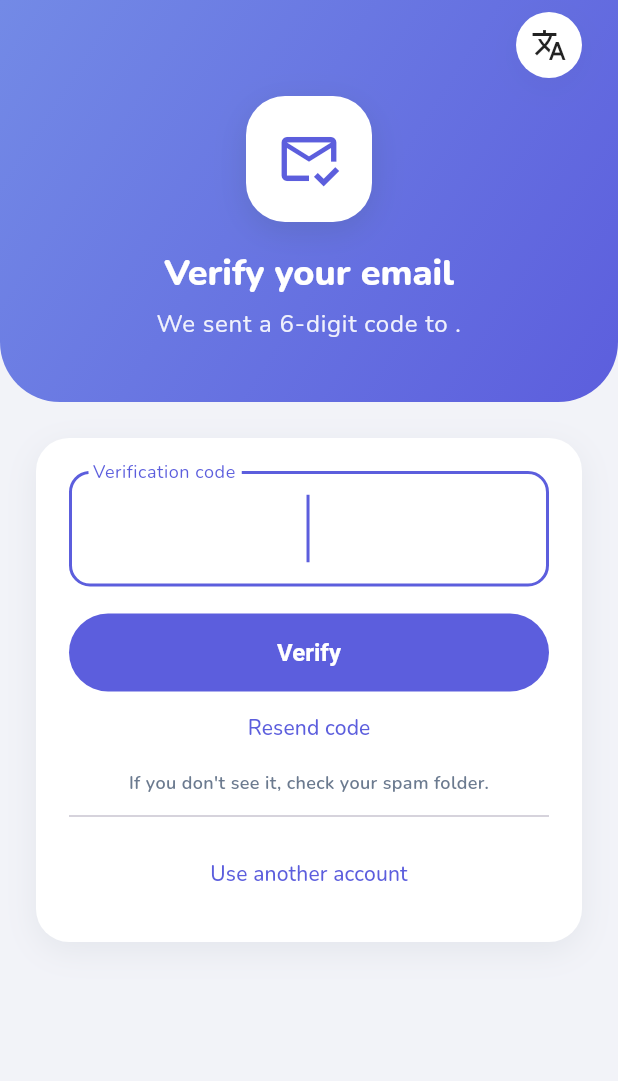
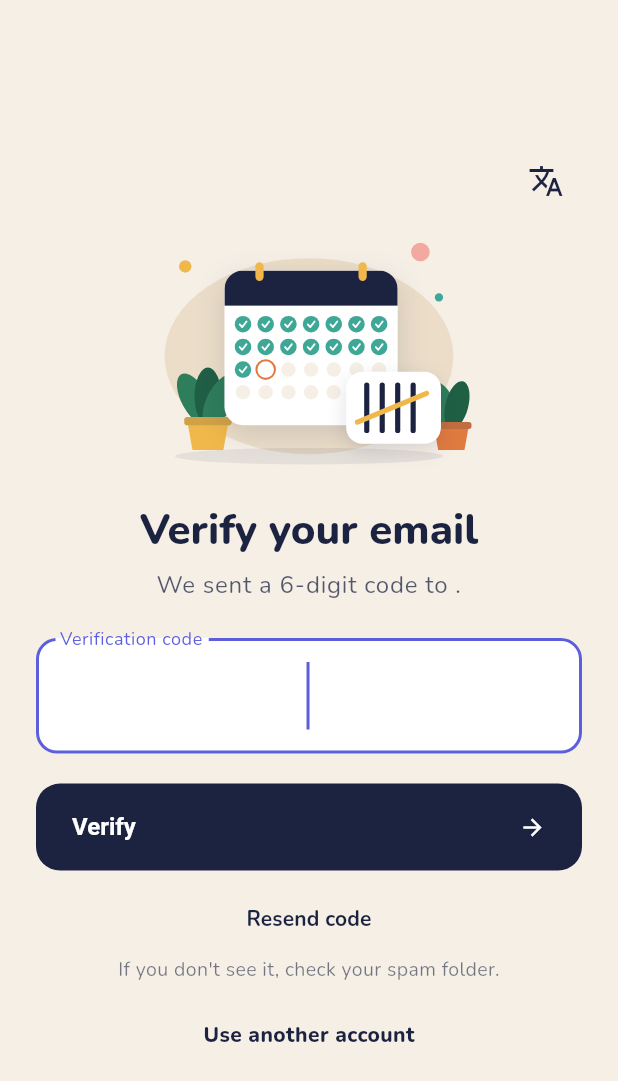
Before and after one commit to alanbazan0/rayita, a Flutter app: the VerifyEmailScreen screen opened directly with empty values, on a phone screen of 412 x 824 dp. Shown: the top 1081 px of the screen. Run offline on Flutter 3.47's test engine with Material 3 defaults, Android fonts, the phone set to English and light mode, and no system bars; our stand-ins replace dio, flutter_riverpod, flutter_secure_storage, google_fonts, google_sign_in, shared_preferences; missing offline and left inert: google_sign_in_platform_interface, google_sign_in_web; accounts and stored records are empty; network calls fail.

Commit message:
feat(app): align the verify-email screen with the new login design
Cream background, welcome illustration, navy arrow button and plain links. The
NavyButton, SwitchLine and PlainLanguageButton widgets are now shared with the
auth screen.

Co-Authored-By: Claude Sonnet 5.5 <noreply@anthropic.com>

```diff
--- a/app/lib/screens/auth_screen.dart
+++ b/app/lib/screens/auth_screen.dart
@@ -6,8 +6,8 @@ import '../core/api.dart';
 import '../core/locale.dart';
 import '../core/models.dart';
 import '../core/providers.dart';
+import '../widgets/auth_widgets.dart';
 import '../widgets/google_login_section.dart';
-import '../widgets/language_button.dart';
 import '../widgets/welcome_scene.dart';
 import '../widgets/ui.dart';
 
@@ -172,7 +172,7 @@ class _AuthScreenState extends ConsumerState<AuthScreen> {
             children: [
               const Align(
                 alignment: Alignment.centerRight,
-                child: _PlainLanguageButton(),
+                child: PlainLanguageButton(),
               ),
               const FadeSlideIn(child: WelcomeScene()),
               const SizedBox(height: 20),
@@ -203,7 +203,7 @@ class _AuthScreenState extends ConsumerState<AuthScreen> {
               const SizedBox(height: 36),
               FadeSlideIn(
                 index: 2,
-                child: _NavyButton(
+                child: NavyButton(
                   label: l.createAccount,
                   onPressed: () => _open(registering: true),
                 ),
@@ -212,7 +212,7 @@ class _AuthScreenState extends ConsumerState<AuthScreen> {
               const SizedBox(height: 14),
               FadeSlideIn(
                 index: 3,
-                child: _SwitchLine(
+                child: SwitchLine(
                   question: l.haveAccountQuestion,
                   action: l.enter,
                   onTap: () => _open(registering: false),
@@ -259,7 +259,7 @@ class _AuthScreenState extends ConsumerState<AuthScreen> {
                           : () => setState(() => _showForm = false),
                     ),
                     const Spacer(),
-                    const _PlainLanguageButton(),
+                    const PlainLanguageButton(),
                   ],
                 ),
                 const SizedBox(height: 8),
@@ -352,14 +352,14 @@ class _AuthScreenState extends ConsumerState<AuthScreen> {
                   ),
                 ],
                 const SizedBox(height: 22),
-                _NavyButton(
+                NavyButton(
                   label: _registering ? l.register : l.enter,
                   busy: _busy,
                   onPressed: _busy ? null : _submit,
                 ),
                 ..._googleBlock(),
                 const SizedBox(height: 14),
-                _SwitchLine(
+                SwitchLine(
                   question: _registering
                       ? l.haveAccountQuestion
                       : l.noAccountQuestion,
@@ -371,109 +371,6 @@ class _AuthScreenState extends ConsumerState<AuthScreen> {
           ),
         ),
       ),
-    );
-  }
-}
-
-/// Botón oscuro con la etiqueta a la izquierda y una flecha a la derecha.
-class _NavyButton extends StatelessWidget {
-  const _NavyButton({
-    required this.label,
-    required this.onPressed,
-    this.busy = false,
-  });
-
-  final String label;
-  final VoidCallback? onPressed;
-  final bool busy;
-
-  @override
-  Widget build(BuildContext context) {
-    return FilledButton(
-      onPressed: onPressed,
-      style: FilledButton.styleFrom(
-        backgroundColor: WelcomeColors.navy,
-        foregroundColor: Colors.white,
-        disabledBackgroundColor: WelcomeColors.navy.withValues(alpha: 0.7),
-        disabledForegroundColor: Colors.white,
-        minimumSize: const Size.fromHeight(58),
-        padding: const EdgeInsets.symmetric(horizontal: 24),
-        shape: RoundedRectangleBorder(borderRadius: BorderRadius.circular(16)),
-        elevation: 0,
-      ),
-      child: Row(
-        children: [
-          Expanded(child: Text(label)),
-          busy
-              ? const SizedBox(
-                  width: 20,
-                  height: 20,
-                  child: CircularProgressIndicator(
-                    strokeWidth: 2,
-                    color: Colors.white,
-                  ),
-                )
-              : const Icon(Icons.arrow_forward),
-        ],
-      ),
-    );
-  }
-}
-
-/// "¿Ya tienes cuenta? **Entrar**".
-class _SwitchLine extends StatelessWidget {
-  const _SwitchLine({
-    required this.question,
-    required this.action,
-    required this.onTap,
-  });
-
-  final String question;
-  final String action;
-  final VoidCallback? onTap;
-
-  @override
-  Widget build(BuildContext context) {
-    final base = TextStyle(
-      color: WelcomeColors.navy.withValues(alpha: 0.7),
-      fontSize: 14,
-    );
-    return Center(
-      child: InkWell(
-        onTap: onTap,
-        borderRadius: BorderRadius.circular(8),
-        child: Padding(
-          padding: const EdgeInsets.symmetric(horizontal: 8, vertical: 8),
-          child: Text.rich(
-            TextSpan(
-              text: '$question ',
-              style: base,
-              children: [
-                TextSpan(
-                  text: action,
-                  style: const TextStyle(
-                    color: WelcomeColors.navy,
-                    fontWeight: FontWeight.w800,
-                  ),
-                ),
-              ],
-            ),
-          ),
-        ),
-      ),
-    );
-  }
-}
-
-/// Selector de idioma sin el círculo blanco, para el fondo crema.
-class _PlainLanguageButton extends StatelessWidget {
-  const _PlainLanguageButton();
-
-  @override
-  Widget build(BuildContext context) {
-    return const IconTheme(
-      data: IconThemeData(color: WelcomeColors.navy),
-      child: LanguageButton(),
     );
   }
 }
--- a/app/lib/screens/verify_email_screen.dart
+++ b/app/lib/screens/verify_email_screen.dart
@@ -9,9 +9,9 @@ import '../core/api.dart';
 import '../core/locale.dart';
 import '../core/models.dart';
 import '../core/providers.dart';
-import '../core/theme.dart';
-import '../widgets/language_button.dart';
+import '../widgets/auth_widgets.dart';
 import '../widgets/ui.dart';
+import '../widgets/welcome_scene.dart';
 
 /// Pantalla de código de 6 dígitos: se muestra hasta que el correo se verifica.
 class VerifyEmailScreen extends ConsumerStatefulWidget {
@@ -97,90 +97,65 @@ class _VerifyEmailScreenState extends ConsumerState<VerifyEmailScreen> {
     final theme = Theme.of(context);
     final l = context.l10n;
     final canResend = _cooldown <= 0 && !_resending && !_busy;
+    const navy = WelcomeColors.navy;
 
     return Scaffold(
-      body: SingleChildScrollView(
+      backgroundColor: WelcomeColors.cream,
+      body: SafeArea(
+        child: Center(
+          child: SingleChildScrollView(
+            padding: const EdgeInsets.fromLTRB(24, 8, 24, 28),
+            child: ConstrainedBox(
+              constraints: const BoxConstraints(maxWidth: 420),
               child: Column(
-          children: [
-            Container(
-              width: double.infinity,
-              decoration: const BoxDecoration(
-                gradient: primaryGradient,
-                borderRadius: BorderRadius.vertical(
-                  bottom: Radius.circular(40),
-                ),
-              ),
-              child: SafeArea(
-                bottom: false,
-                child: Padding(
-                  padding: const EdgeInsets.fromLTRB(24, 8, 24, 40),
-                  child: Column(
+                mainAxisSize: MainAxisSize.min,
+                crossAxisAlignment: CrossAxisAlignment.stretch,
                 children: [
                   const Align(
                     alignment: Alignment.centerRight,
-                        child: RoundAction(child: LanguageButton()),
+                    child: PlainLanguageButton(),
+                  ),
+                  const Center(
+                    child: SizedBox(width: 220, child: WelcomeScene()),
                   ),
                   const SizedBox(height: 12),
-                      Container(
-                        width: 84,
-                        height: 84,
-                        decoration: BoxDecoration(
-                          color: Colors.white,
-                          borderRadius: BorderRadius.circular(26),
-                          boxShadow: softShadow(0.2),
-                        ),
-                        child: const Icon(
-                          Icons.mark_email_read_outlined,
-                          size: 44,
-                          color: AppColors.primary,
-                        ),
-                      ),
-                      const SizedBox(height: 18),
+                  FadeSlideIn(
+                    child: Column(
+                      children: [
                         Text(
                           l.verifyTitle,
                           textAlign: TextAlign.center,
-                        style: theme.textTheme.headlineSmall?.copyWith(
-                          color: Colors.white,
+                          style: theme.textTheme.headlineMedium?.copyWith(
+                            color: navy,
                             fontWeight: FontWeight.w800,
                           ),
                         ),
-                      const SizedBox(height: 6),
+                        const SizedBox(height: 8),
                         Text(
                           l.verifySubtitle(widget.user.email),
                           textAlign: TextAlign.center,
                           style: theme.textTheme.bodyLarge?.copyWith(
-                          color: Colors.white.withValues(alpha: 0.9),
+                            color: navy.withValues(alpha: 0.75),
+                            height: 1.35,
                           ),
                         ),
                       ],
                     ),
                   ),
-              ),
-            ),
-            Padding(
-              padding: const EdgeInsets.all(24),
-              child: ConstrainedBox(
-                constraints: const BoxConstraints(maxWidth: 420),
-                child: FadeSlideIn(
-                  child: AppCard(
-                    padding: const EdgeInsets.all(22),
-                    child: Column(
-                      crossAxisAlignment: CrossAxisAlignment.stretch,
-                      children: [
+                  const SizedBox(height: 24),
                   TextField(
                     controller: _code,
                     autofocus: true,
                     keyboardType: TextInputType.number,
                     textAlign: TextAlign.center,
                     maxLength: 6,
-                          inputFormatters: [
-                            FilteringTextInputFormatter.digitsOnly,
-                          ],
+                    inputFormatters: [FilteringTextInputFormatter.digitsOnly],
                     autofillHints: const [AutofillHints.oneTimeCode],
                     style: const TextStyle(
                       fontSize: 30,
                       fontWeight: FontWeight.w800,
                       letterSpacing: 12,
+                      color: navy,
                     ),
                     decoration: InputDecoration(
                       labelText: l.codeLabel,
@@ -205,54 +180,54 @@ class _VerifyEmailScreenState extends ConsumerState<VerifyEmailScreen> {
                       l.codeSent,
                       textAlign: TextAlign.center,
                       style: const TextStyle(
-                              color: AppColors.primary,
+                        color: navy,
                         fontWeight: FontWeight.w700,
                       ),
                     ),
                   ],
-                        const SizedBox(height: 18),
-                        FilledButton(
-                          style: FilledButton.styleFrom(
-                            minimumSize: const Size.fromHeight(52),
+                  const SizedBox(height: 20),
+                  NavyButton(
+                    label: l.verifyButton,
+                    busy: _busy,
+                    onPressed: _busy ? null : _verify,
                   ),
-                          onPressed: _busy ? null : _verify,
-                          child: _busy
-                              ? const SizedBox(
-                                  height: 20,
-                                  width: 20,
-                                  child: CircularProgressIndicator(
-                                    strokeWidth: 2,
-                                    color: Colors.white,
-                                  ),
-                                )
-                              : Text(l.verifyButton),
-                        ),
+                  const SizedBox(height: 8),
                   TextButton(
                     onPressed: canResend ? _resend : null,
+                    style: TextButton.styleFrom(
+                      foregroundColor: navy,
+                      disabledForegroundColor: navy.withValues(alpha: 0.5),
+                    ),
                     child: Text(
-                            _cooldown > 0
-                                ? l.resendIn(_cooldown)
-                                : l.resendCode,
+                      _cooldown > 0 ? l.resendIn(_cooldown) : l.resendCode,
+                      style: const TextStyle(fontWeight: FontWeight.w700),
                     ),
                   ),
-                        const SizedBox(height: 4),
                   Text(
                     l.checkSpam,
                     textAlign: TextAlign.center,
-                          style: const TextStyle(
-                            color: AppColors.muted,
-                            fontSize: 12,
-                            fontWeight: FontWeight.w600,
+                    style: TextStyle(
+                      color: navy.withValues(alpha: 0.6),
+                      fontSize: 13,
                     ),
                   ),
-                        const Divider(height: 28),
-                        TextButton(
-                          onPressed: _busy
+                  const SizedBox(height: 16),
+                  Center(
+                    child: InkWell(
+                      onTap: _busy
                           ? null
                           : () => ref.read(authProvider.notifier).logout(),
-                          child: Text(l.useAnotherAccount),
+                      borderRadius: BorderRadius.circular(8),
+                      child: Padding(
+                        padding: const EdgeInsets.symmetric(
+                          horizontal: 8,
+                          vertical: 8,
                         ),
-                      ],
+                        child: Text(
+                          l.useAnotherAccount,
+                          style: const TextStyle(
+                            color: navy,
+                            fontWeight: FontWeight.w800,
                           ),
                         ),
                       ),
@@ -261,6 +236,9 @@ class _VerifyEmailScreenState extends ConsumerState<VerifyEmailScreen> {
                 ],
               ),
             ),
+          ),
+        ),
+      ),
     );
   }
 }
--- /dev/null
+++ b/app/lib/widgets/auth_widgets.dart
@@ -0,0 +1,109 @@
+import 'package:flutter/material.dart';
+
+import 'language_button.dart';
+import 'welcome_scene.dart';
+
+/// Botón oscuro con la etiqueta a la izquierda y una flecha a la derecha.
+class NavyButton extends StatelessWidget {
+  const NavyButton({
+    super.key,
+    required this.label,
+    required this.onPressed,
+    this.busy = false,
+  });
+
+  final String label;
+  final VoidCallback? onPressed;
+  final bool busy;
+
+  @override
+  Widget build(BuildContext context) {
+    return FilledButton(
+      onPressed: onPressed,
+      style: FilledButton.styleFrom(
+        backgroundColor: WelcomeColors.navy,
+        foregroundColor: Colors.white,
+        disabledBackgroundColor: WelcomeColors.navy.withValues(alpha: 0.7),
+        disabledForegroundColor: Colors.white,
+        minimumSize: const Size.fromHeight(58),
+        padding: const EdgeInsets.symmetric(horizontal: 24),
+        shape: RoundedRectangleBorder(borderRadius: BorderRadius.circular(16)),
+        elevation: 0,
+      ),
+      child: Row(
+        children: [
+          Expanded(child: Text(label)),
+          busy
+              ? const SizedBox(
+                  width: 20,
+                  height: 20,
+                  child: CircularProgressIndicator(
+                    strokeWidth: 2,
+                    color: Colors.white,
+                  ),
+                )
+              : const Icon(Icons.arrow_forward),
+        ],
+      ),
+    );
+  }
+}
+
+/// "¿Ya tienes cuenta? **Entrar**".
+class SwitchLine extends StatelessWidget {
+  const SwitchLine({
+    super.key,
+    required this.question,
+    required this.action,
+    required this.onTap,
+  });
+
+  final String question;
+  final String action;
+  final VoidCallback? onTap;
+
+  @override
+  Widget build(BuildContext context) {
+    final base = TextStyle(
+      color: WelcomeColors.navy.withValues(alpha: 0.7),
+      fontSize: 14,
+    );
+    return Center(
+      child: InkWell(
+        onTap: onTap,
+        borderRadius: BorderRadius.circular(8),
+        child: Padding(
+          padding: const EdgeInsets.symmetric(horizontal: 8, vertical: 8),
+          child: Text.rich(
+            TextSpan(
+              text: '$question ',
+              style: base,
+              children: [
+                TextSpan(
+                  text: action,
+                  style: const TextStyle(
+                    color: WelcomeColors.navy,
+                    fontWeight: FontWeight.w800,
+                  ),
+                ),
+              ],
+            ),
+          ),
+        ),
+      ),
+    );
+  }
+}
+
+/// Selector de idioma sin el círculo blanco, para el fondo crema.
+class PlainLanguageButton extends StatelessWidget {
+  const PlainLanguageButton({super.key});
+
+  @override
+  Widget build(BuildContext context) {
+    return const IconTheme(
+      data: IconThemeData(color: WelcomeColors.navy),
+      child: LanguageButton(),
+    );
+  }
+}
```
Also changed, not shown: 1 other file. Lines whose indentation alone changed are shown as unchanged.
